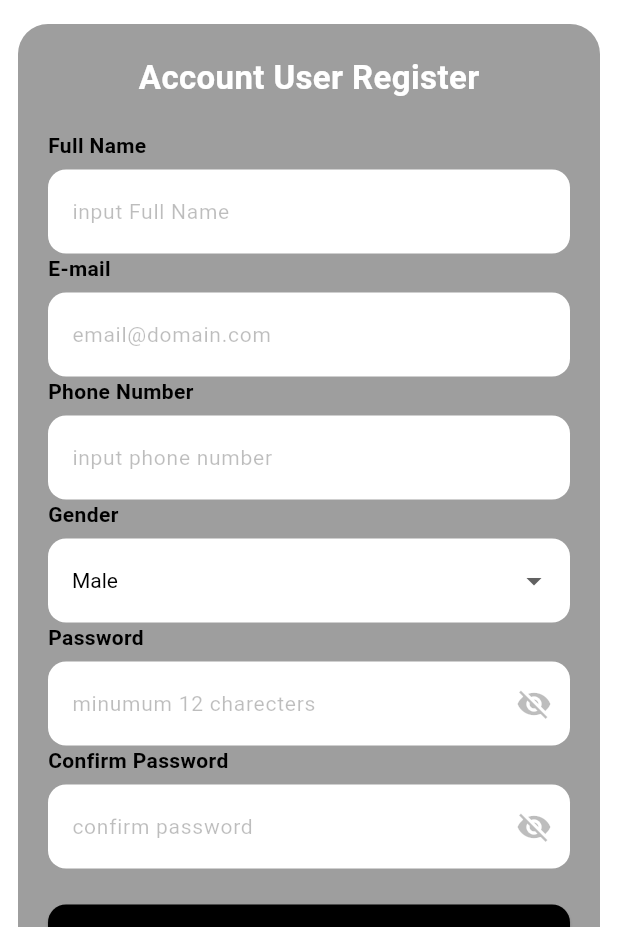
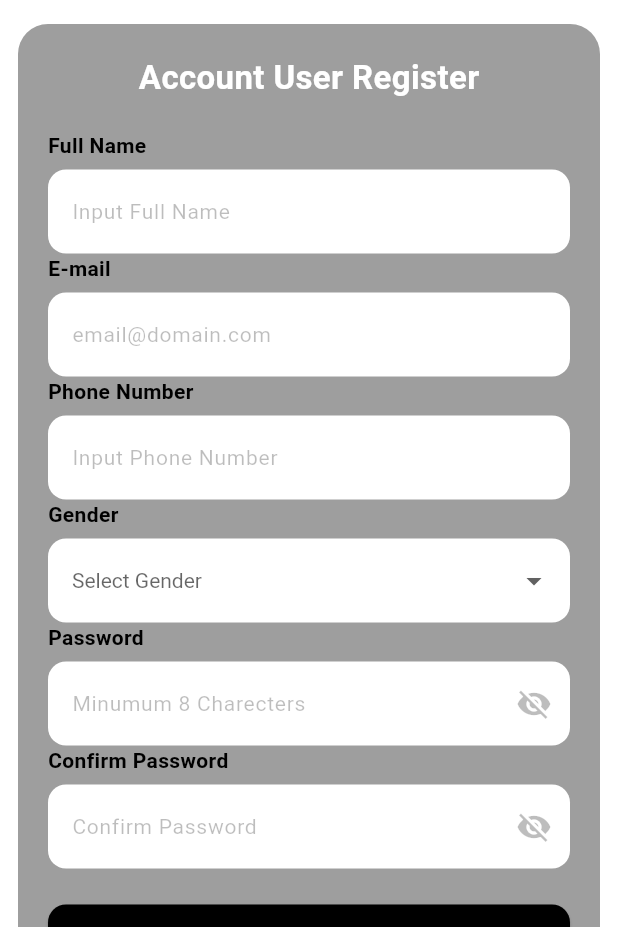
Before and after one commit to MuammarIbnu/MisaStudio, a Flutter app: the RegisterUserPage screen opened by its route, on a phone screen of 412 x 824 dp. Shown: the top 927 px of the screen. Run offline on Flutter 3.47's test engine with Material 3 defaults, Android fonts, the phone set to English and light mode, and no system bars; our stand-ins replace sizer; Roboto replaces fonts that are missing (Urbanist).

Commit message:
user register

```diff
--- a/lib/controllers/validator.dart
+++ b/lib/controllers/validator.dart
@@ -4,7 +4,16 @@ import 'package:misastudio/theme/app_text.dart';
 
 class LoginValidator {
 
-  static bool validatePhoneNumber(String phoneNumber, BuildContext context) {
+  static bool validateGender(String gender, BuildContext context) {
+    if (gender.isEmpty) {
+      _showError(context, 'Gender must be selected');
+      return false;
+    }
+    return true;
+  }
+
+
+static bool validatePhoneNumber(String phoneNumber, BuildContext context) {
     if (phoneNumber.isEmpty) {
       _showError(context, 'Phone Number cannot be empty');
       return false;
@@ -29,8 +38,8 @@ class LoginValidator {
       _showError(context, 'Password cannot be empty');
       return false;
     }
-    if (password.length < 12) {
-        _showError(context, 'Password must contain 12 characters');
+    if (password.length < 8) {
+        _showError(context, 'Password must contain 8 characters');
       return false;
     }
     return true;
@@ -42,10 +51,6 @@ class LoginValidator {
       _showError(context, 'Confirm password cannot be empty');
       return false;
     }
-    // if (confirmPassword.length < 12) {
-    //   _showError(context, 'Password must contain 12 characters');
-    //   return false;
-    // }
     if (password != confirmPassword) {
       _showError(context, 'Passwords do not match');
       return false;
--- a/lib/roles/user/user_dashboard_page.dart
+++ b/lib/roles/user/user_dashboard_page.dart
@@ -19,7 +19,7 @@ class _DashboardUserPage extends State<DashboardUserPage> {
         .of(context)
         .brightness == Brightness.dark;
     return Scaffold(
-        resizeToAvoidBottomInset: true, // penting agar layout menyesuaikan saat keyboard muncul
+        resizeToAvoidBottomInset: true,
         backgroundColor:
         isDark ? AppColor.darkBackground : AppColor.lightBackground);
   }
--- a/lib/roles/user/user_login_page.dart
+++ b/lib/roles/user/user_login_page.dart
@@ -95,7 +95,7 @@ class _LoginPageState extends State<LoginUserPage> {
               const SizedBox(height: 4),
               InputField(
                 controller: passwordController,
-                hintText: 'minumum 12 characters',
+                hintText: 'minumum 8 characters',
                 label: 'Password',
                 passwordController: passwordState,
               ),
--- a/lib/roles/user/user_register_page.dart
+++ b/lib/roles/user/user_register_page.dart
@@ -27,7 +27,7 @@ class _RegisterPageState extends State<RegisterUserPage> {
   final passwordController = TextEditingController();
   final confirmpasswordController = TextEditingController();
   final passwordState = PasswordController();
-  String gender = 'Male';
+  String gender = '';
 
   @override
   Widget build(BuildContext context) {
@@ -67,7 +67,7 @@ class _RegisterPageState extends State<RegisterUserPage> {
 
                       InputField(
                         controller: fullnameController,
-                        hintText: 'input Full Name',
+                        hintText: 'Input Full Name',
                         label: 'Full Name',
                       ),
 
@@ -79,7 +79,7 @@ class _RegisterPageState extends State<RegisterUserPage> {
 
                       InputField(
                         controller: nohpController,
-                        hintText: 'input phone number',
+                        hintText: 'Input Phone Number',
                         label: 'Phone Number',
                         keyboardType: TextInputType.phone,
                         inputFormatters: [FilteringTextInputFormatter.digitsOnly],
@@ -87,25 +87,26 @@ class _RegisterPageState extends State<RegisterUserPage> {
 
                       DropdownInputField(
                         label: 'Gender',
-                        value: gender,
+                        value: gender.isEmpty ? null : gender,
                         options: ['Male', 'Female'],
+                        hintText: 'Select Gender',
                         onChanged: (val) {
                           setState(() {
-                            gender = val!;
+                            gender = val ?? '';
                           });
                         },
                       ),
 
                       InputField(
                         controller: passwordController,
-                        hintText: 'minumum 12 charecters',
+                        hintText: 'Minumum 8 Charecters',
                         label: 'Password',
                         passwordController: passwordState,
                       ),
 
                       InputField(
                         controller: confirmpasswordController,
-                        hintText: 'confirm password',
+                        hintText: 'Confirm Password',
                         label: 'Confirm Password',
                         passwordController: passwordState,
                       ),
@@ -125,6 +126,7 @@ class _RegisterPageState extends State<RegisterUserPage> {
                               LoginValidator.validateFullName(fullName, context) &&
                               LoginValidator.validateEmail(email, context) &&
                               LoginValidator.validatePhoneNumber(phoneNumber, context) &&
+                              LoginValidator.validateGender(gender, context) &&
                               LoginValidator.validatePassword(password, context) &&
                               LoginValidator.validateConfirmPassword(password, confirmPassword, context);
 
--- a/lib/widgets/input_fields/input_field.dart
+++ b/lib/widgets/input_fields/input_field.dart
@@ -91,8 +91,10 @@ class InputField extends StatelessWidget {
 class DropdownInputField extends StatelessWidget {
   final String? label;
   final String? value;
+  final String? hintText;
   final List<String> options;
   final ValueChanged<String?> onChanged;
+  // final dynamic hintText;
 
   const DropdownInputField({
     super.key,
@@ -100,6 +102,7 @@ class DropdownInputField extends StatelessWidget {
     required this.value,
     required this.options,
     required this.onChanged,
+    this.hintText,
   });
 
   @override
@@ -113,12 +116,11 @@ class DropdownInputField extends StatelessWidget {
           borderRadius: BorderRadius.circular(12),
           borderSide: BorderSide.none,
         ),
-      ),
-      hint: Text(
-        "Select $label",
-        style: const TextStyle(
-          color: AppColor.black26,
+        hintText: hintText,
+        hintStyle: const TextStyle(
+          color: AppColor.grey,
           fontFamily: 'Urbanist',
+          fontSize: 14,
         ),
       ),
       style: const TextStyle(
```
